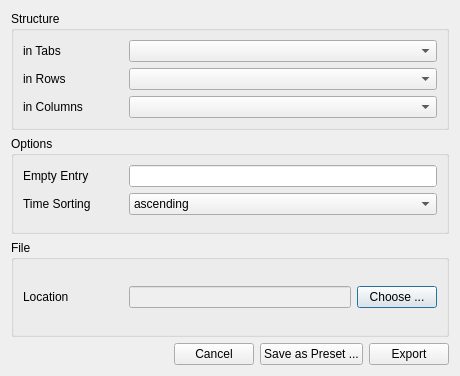
petres/eurostat, file app/gui/export.ui: the form before one commit.
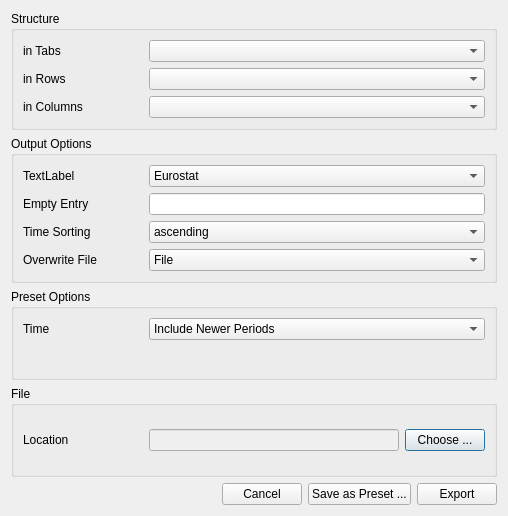
The form after the commit.

Commit message: threading support with progress dialog

The edit to the form file:
```diff
--- a/app/gui/export.ui
+++ b/app/gui/export.ui
@@ -6,8 +6,8 @@
    <rect>
     <x>0</x>
     <y>0</y>
-    <width>460</width>
-    <height>376</height>
+    <width>508</width>
+    <height>516</height>
    </rect>
   </property>
   <property name="minimumSize">
@@ -19,7 +19,7 @@
   <property name="windowTitle">
    <string>Export</string>
   </property>
-  <layout class="QVBoxLayout" name="verticalLayout_3">
+  <layout class="QVBoxLayout" name="verticalLayout_4">
    <item>
     <widget class="QGroupBox" name="structureGroupBox">
      <property name="minimumSize">
@@ -58,7 +58,7 @@
          <widget class="QLabel" name="colLabel">
           <property name="minimumSize">
            <size>
-            <width>100</width>
+            <width>120</width>
             <height>0</height>
            </size>
           </property>
@@ -78,7 +78,7 @@
    <item>
     <widget class="QGroupBox" name="optionsGroupBox">
      <property name="title">
-      <string>Options</string>
+      <string>Output Options</string>
      </property>
      <layout class="QHBoxLayout" name="horizontalLayout_2">
       <item>
@@ -87,13 +87,41 @@
          <enum>QFormLayout::AllNonFixedFieldsGrow</enum>
         </property>
         <item row="0" column="0">
+         <widget class="QLabel" name="styleLabel">
+          <property name="text">
+           <string>TextLabel</string>
+          </property>
+         </widget>
+        </item>
+        <item row="0" column="1">
+         <widget class="QComboBox" name="styleComboBox">
+          <item>
+           <property name="text">
+            <string>Eurostat</string>
+           </property>
+          </item>
+          <item>
+           <property name="text">
+            <string>Basic</string>
+           </property>
+          </item>
+         </widget>
+        </item>
+        <item row="1" column="0">
          <widget class="QLabel" name="emptyEntryLabel">
           <property name="text">
            <string>Empty Entry</string>
           </property>
          </widget>
         </item>
-        <item row="1" column="0">
+        <item row="1" column="1">
+         <widget class="QLineEdit" name="emptyEntryEdit">
+          <property name="autoFillBackground">
+           <bool>true</bool>
+          </property>
+         </widget>
+        </item>
+        <item row="2" column="0">
          <widget class="QLabel" name="timeSortingLabel">
           <property name="minimumSize">
            <size>
@@ -106,7 +134,7 @@
           </property>
          </widget>
         </item>
-        <item row="1" column="1">
+        <item row="2" column="1">
          <widget class="QComboBox" name="timeSortingCombo">
           <item>
            <property name="text">
@@ -120,11 +148,81 @@
           </item>
          </widget>
         </item>
+        <item row="3" column="0">
+         <widget class="QLabel" name="overwriteLabel">
+          <property name="minimumSize">
+           <size>
+            <width>120</width>
+            <height>0</height>
+           </size>
+          </property>
+          <property name="text">
+           <string>Overwrite File</string>
+          </property>
+         </widget>
+        </item>
+        <item row="3" column="1">
+         <widget class="QComboBox" name="overwriteComboBox">
+          <item>
+           <property name="text">
+            <string>File</string>
+           </property>
+          </item>
+          <item>
+           <property name="text">
+            <string>Sheet</string>
+           </property>
+          </item>
+          <item>
+           <property name="text">
+            <string>Data</string>
+           </property>
+          </item>
+         </widget>
+        </item>
+       </layout>
+      </item>
+     </layout>
+    </widget>
+   </item>
+   <item>
+    <widget class="QGroupBox" name="groupBox">
+     <property name="title">
+      <string>Preset Options</string>
+     </property>
+     <layout class="QVBoxLayout" name="verticalLayout_3">
+      <item>
+       <layout class="QFormLayout" name="formLayout_3">
+        <item row="0" column="0">
+         <widget class="QLabel" name="timeLabel">
+          <property name="minimumSize">
+           <size>
+            <width>120</width>
+            <height>0</height>
+           </size>
+          </property>
+          <property name="text">
+           <string>Time</string>
+          </property>
+         </widget>
+        </item>
         <item row="0" column="1">
-         <widget class="QLineEdit" name="emptyEntryEdit">
-          <property name="autoFillBackground">
-           <bool>true</bool>
-          </property>
+         <widget class="QComboBox" name="timeComboBox">
+          <item>
+           <property name="text">
+            <string>Include Newer Periods</string>
+           </property>
+          </item>
+          <item>
+           <property name="text">
+            <string>Same Time Periods</string>
+           </property>
+          </item>
+          <item>
+           <property name="text">
+            <string>Same Amount of Last Periods</string>
+           </property>
+          </item>
          </widget>
         </item>
        </layout>
@@ -144,7 +242,7 @@
          <widget class="QLabel" name="fileLabel">
           <property name="minimumSize">
            <size>
-            <width>100</width>
+            <width>120</width>
             <height>0</height>
            </size>
           </property>
```
The commit also changes 5 other files.
